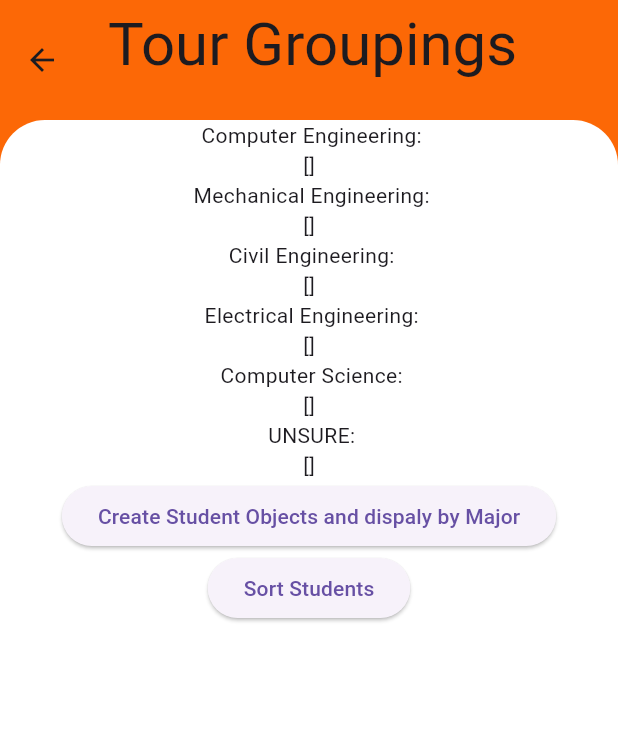
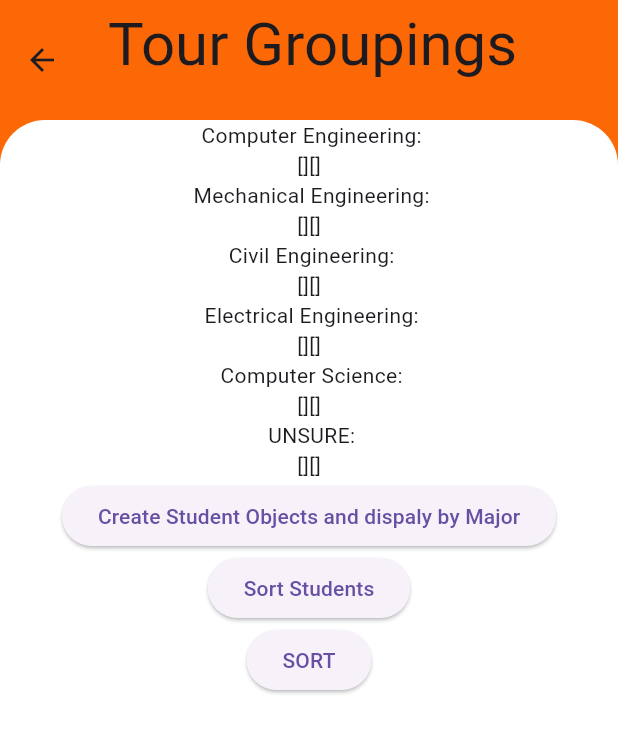
Before and after one commit to JnunleyONU/onu-smart-system, a Flutter app: the TourGroupsPage screen opened directly, after a tap on "Create Student Objects and dispaly by Ma", on a phone screen of 412 x 824 dp. Shown: the top 733 px of the screen. Run offline on Flutter 3.47's test engine with Material 3 defaults, Android fonts, the phone set to English and light mode, and no system bars; our stand-ins replace firebase_auth, firebase_core, firebase_database, google_fonts, google_sign_in; accounts and stored records are empty.

Commit message:
Finishing up faculty object, very basic sorting_algorithm. Needed to push before my computer dies

```diff
--- a/lib/pages/tour_groups_page.dart
+++ b/lib/pages/tour_groups_page.dart
@@ -4,6 +4,8 @@ import 'package:firebase_database/firebase_database.dart';
 import 'package:flutter/material.dart';
 import 'package:onu_smart/constants.dart';
 import 'package:onu_smart/pages/student.dart';
+import 'package:onu_smart/pages/tour_guide.dart';
+import 'package:onu_smart/sorting_algorithm.dart';
 
 class TourGroupsPage extends StatefulWidget {
   const TourGroupsPage({super.key});
@@ -20,6 +22,15 @@ class TourGroupsPageState extends State<TourGroupsPage> {
     final DataSnapshot snapShot = await ref.get();
     Map<String, dynamic>? rawData = jsonDecode(jsonEncode(snapShot.value));
     createStudents(rawData);
+  }
+
+  Future<void> createTourGuidesFromFirebase() async {
+    DatabaseReference ref =
+        FirebaseDatabase.instance.ref("$tourGuideExcelRoot/Polar Preview");
+
+    final DataSnapshot snapShot = await ref.get();
+    Map<String, dynamic>? rawData = jsonDecode(jsonEncode(snapShot.value));
+    createTourGuides(rawData);
   }
 
   @override
@@ -41,36 +52,53 @@ class TourGroupsPageState extends State<TourGroupsPage> {
             children: [
               // createTexttextfields(5),
               const Text(textAlign: TextAlign.right, "Computer Engineering: "),
-              Text(listTheStudents(computerEngineeringStudents)),
+              Text(listTheStudents(computerEngineeringStudents) +
+                  listTheStudents(computerEngineeringTourGuides)),
 
               const Text(
                   textAlign: TextAlign.right, "Mechanical Engineering: "),
-              Text(listTheStudents(mechanicalStudents)),
+              Text(listTheStudents(mechanicalStudents) +
+                  listTheStudents(mechanicalTourGuides)),
 
               const Text(textAlign: TextAlign.right, "Civil Engineering: "),
-              Text(listTheStudents(civilStudents)),
+              Text(listTheStudents(civilStudents) +
+                  listTheStudents(civilTourGuides)),
 
               const Text(
                   textAlign: TextAlign.right, "Electrical Engineering: "),
-              Text(listTheStudents(electricalStudents)),
+              Text(listTheStudents(electricalStudents) +
+                  listTheStudents(electricalTourGuides)),
 
               const Text(textAlign: TextAlign.right, "Computer Science: "),
-              Text(listTheStudents(computerScienceStudents)),
+              Text(listTheStudents(computerScienceStudents) +
+                  listTheStudents(computerScienceTourGuides)),
 
               const Text(textAlign: TextAlign.right, "UNSURE: "),
-              Text(listTheStudents(unsortedStudents)),
+              Text(listTheStudents(unsortedStudents) +
+                  listTheStudents(unsortedTourGuides)),
 
               ElevatedButton(
                 child:
                     const Text("Create Student Objects and dispaly by Major"),
                 onPressed: () {
                   createStudentsFromFirebase();
+                  createTourGuidesFromFirebase();
                 },
               ),
               ElevatedButton(
                 child: const Text("Sort Students"),
                 onPressed: () {
                   sortStudentsByMajor(masterStudentObjectList);
+                  sortTourGuideByMajor(masterTourGuideObjectList);
+                  setState(() {
+                    //You can also make changes to your state here.
+                  });
+                },
+              ),
+              ElevatedButton(
+                child: const Text("SORT"),
+                onPressed: () {
+                  sortingAlgorithm();
                   setState(() {
                     //You can also make changes to your state here.
                   });
```
Also changed, not shown: lib/pages/tour_guide.dart (+24 -10 lines), lib/sorting_algorithm.dart (+23 -3 lines).
